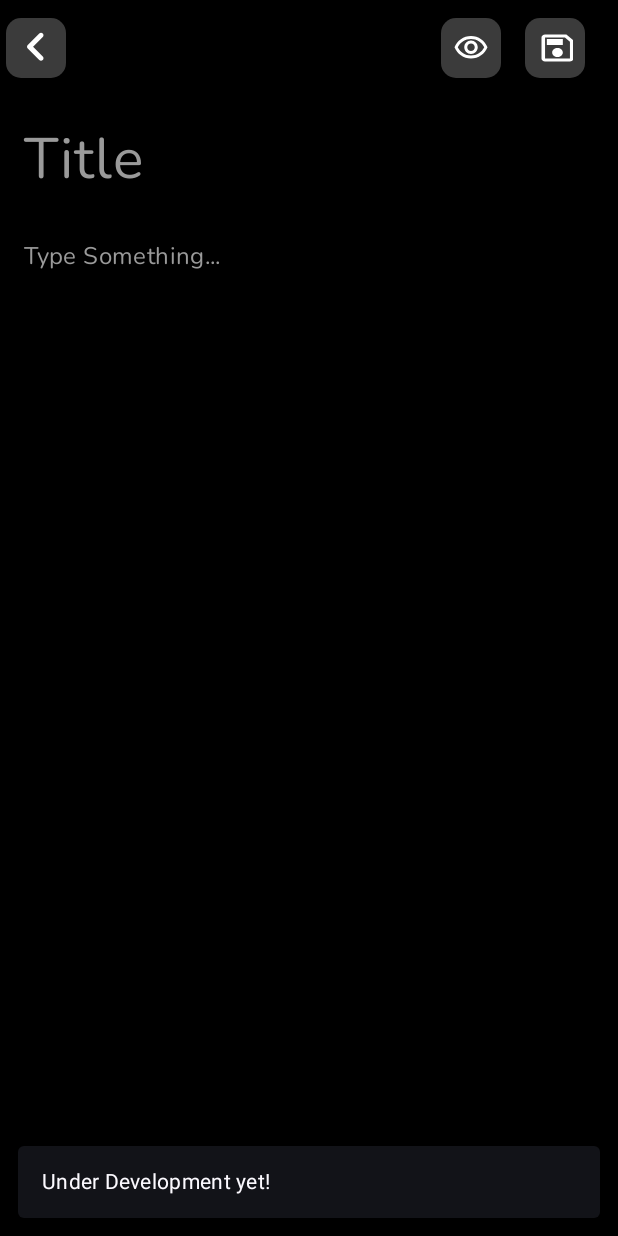
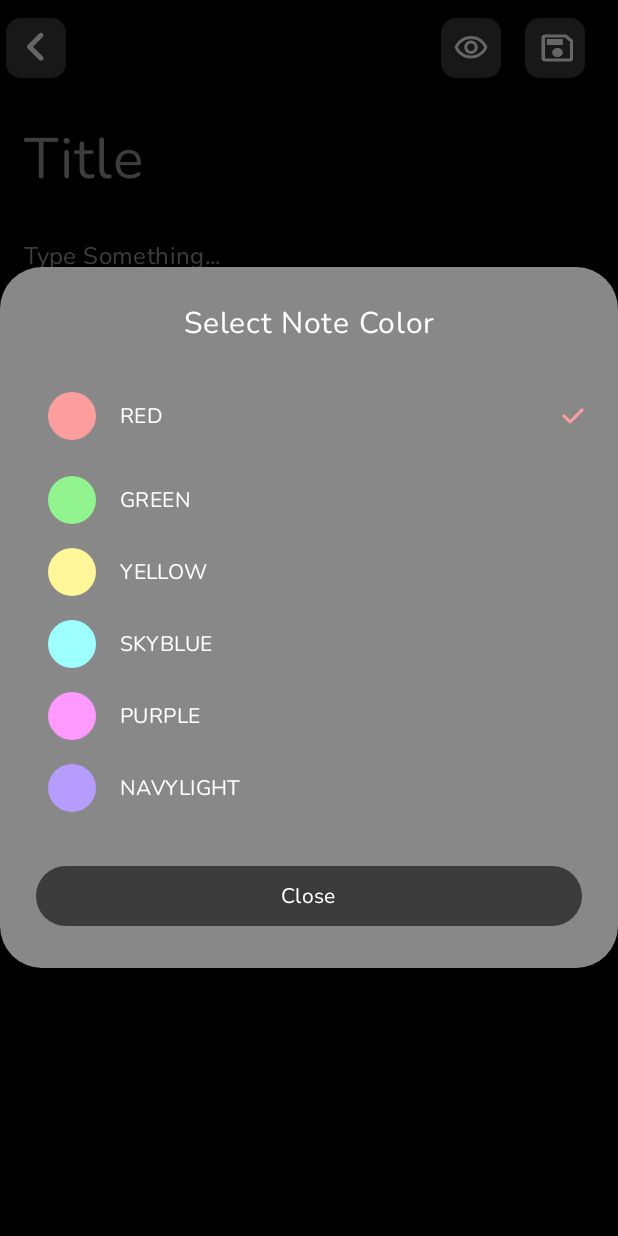
Before and after one commit to aamir046/JetapckCompose-sample-notes-app, an Android app built with Jetpack Compose: the composable AddNoteScreen shown on its own in the app's theme, after a tap on "show hide typing options", on a phone screen of 412 x 824 dp. Run offline under Robolectric (Android 15) with nearby library versions, the phone set to English and light mode, and no system bars; our stand-ins replace Dagger/Hilt's generated code.

Commit message:
color picker option, current date time added for note

```diff
--- a/app/src/main/java/com/example/jetpackcompose/data/model/Note.kt
+++ b/app/src/main/java/com/example/jetpackcompose/data/model/Note.kt
@@ -5,6 +5,6 @@ import com.example.jetpackcompose.utils.NotesColor
 data class Note (
     val title :String = "",
     val description :String = "",
-    val date :String = "1-1-1002",
+    val date :String = "",
     val color:String = NotesColor.RED.name
 )
--- a/app/src/main/java/com/example/jetpackcompose/ui/addnote/AddNoteScreen.kt
+++ b/app/src/main/java/com/example/jetpackcompose/ui/addnote/AddNoteScreen.kt
@@ -21,11 +21,13 @@ import androidx.compose.runtime.remember
 import androidx.compose.ui.Modifier
 import androidx.compose.ui.graphics.Color
 import androidx.compose.ui.graphics.SolidColor
+import androidx.compose.ui.platform.LocalSoftwareKeyboardController
 import androidx.compose.ui.tooling.preview.Preview
 import androidx.compose.ui.unit.dp
 import androidx.compose.ui.unit.sp
 import androidx.hilt.navigation.compose.hiltViewModel
 import androidx.lifecycle.compose.collectAsStateWithLifecycle
+import com.example.jetpackcompose.ui.addnote.components.ColorSelectionDialog
 import com.example.jetpackcompose.ui.theme.textFieldHintsColor
 import com.example.jetpackcompose.utils.AddNoteAppBar
 
@@ -35,15 +37,17 @@ fun AddNoteScreen(
     onback: () -> Unit = {},
     viewmodel: AddNoteViewModel = hiltViewModel(),
     snackbarHostState: SnackbarHostState = remember { SnackbarHostState() },
+
 ){
     val uiState: AddNoteState by viewmodel.uiState.collectAsStateWithLifecycle()
+    val keyboardController = LocalSoftwareKeyboardController.current
 
     Scaffold(
         topBar = {
             AddNoteAppBar(
                 onBack = onback,
-                onSave = {viewmodel.saveNote(uiState.note)},
-                onVisibility = {viewmodel.showSnackBarMessage("Under Development yet!")}
+                onSave = {viewmodel.saveNote(uiState.note);keyboardController?.hide()},
+                onVisibility = {viewmodel.showColorPicker(true)}
             )
         },
         modifier = modifier,
@@ -68,6 +72,16 @@ fun AddNoteScreen(
                 snackbarHostState.showSnackbar(message)
                 viewmodel.snackBarMessageShown()
             }
+        }
+    }
+
+    uiState.showColorPicker.let { isShowPicker ->
+        if (isShowPicker) {
+                ColorSelectionDialog(
+                    onColorSelected = viewmodel::updateNoteColor,
+                    onDismiss = {viewmodel.showColorPicker(false)},
+                    selectedColor = uiState.note.color
+                )
         }
     }
 }
@@ -98,7 +112,7 @@ fun AddNoteScreenContent(
                 cursorColor = Color.White,
                 focusedTextColor = Color.White
             ),
-            textStyle = MaterialTheme.typography.titleLarge.copy(fontSize = 38.sp),
+            textStyle = MaterialTheme.typography.titleLarge.copy(fontSize = 38.sp, color = Color.White),
             modifier = Modifier.fillMaxWidth().padding(all = 0.dp)
         )
 
--- a/app/src/main/java/com/example/jetpackcompose/ui/addnote/AddNoteViewModel.kt
+++ b/app/src/main/java/com/example/jetpackcompose/ui/addnote/AddNoteViewModel.kt
@@ -1,11 +1,13 @@
 package com.example.jetpackcompose.ui.addnote
 
+import androidx.compose.ui.platform.LocalSoftwareKeyboardController
 import androidx.lifecycle.SavedStateHandle
 import androidx.lifecycle.ViewModel
 import androidx.lifecycle.viewModelScope
 import com.example.jetpackcompose.data.model.Note
 import com.example.jetpackcompose.data.repository.addnote.AddNotesIRepoSource
 import com.example.jetpackcompose.data.source.local.entity.NoteEntity
+import com.example.jetpackcompose.utils.Utils
 import dagger.hilt.android.lifecycle.HiltViewModel
 import kotlinx.coroutines.flow.MutableStateFlow
 import kotlinx.coroutines.flow.SharingStarted
@@ -23,7 +25,8 @@ data class AddNoteState(
     val isLoading: Boolean = false,
     val errorMessage: String? = null,
     val showUserMessage: String? = "",
-    val note: Note = Note()
+    val note: Note = Note(),
+    val showColorPicker:Boolean = false
 )
 
 @HiltViewModel
@@ -35,13 +38,15 @@ class AddNoteViewModel @Inject constructor(
     private val _showMessage: MutableStateFlow<String?> = MutableStateFlow("")
     private val _errorMessage: MutableStateFlow<String?> = MutableStateFlow("")
     private val _note: MutableStateFlow< Note?> = MutableStateFlow(Note())
+    private val _showColorPicker: MutableStateFlow<Boolean> = MutableStateFlow(false)
 
     val uiState: StateFlow<AddNoteState> =
-        combine(_note, _showMessage, _errorMessage) { note, showMessage, errorMessage ->
+        combine(_note, _showMessage, _errorMessage,_showColorPicker) { note, showMessage, errorMessage,showColorPicker ->
             AddNoteState(
                 note = note ?: Note(),
                 showUserMessage = showMessage ?: "",
-                errorMessage = errorMessage ?: ""
+                errorMessage = errorMessage ?: "",
+                showColorPicker = showColorPicker
             )
         }.stateIn(viewModelScope, SharingStarted.Eagerly, AddNoteState())
 
@@ -52,7 +57,7 @@ class AddNoteViewModel @Inject constructor(
                     title = note.title,
                     description = note.description,
                     color = note.color,
-                    date = note.date
+                    date = Utils.getCurrentDateTime()
                 )
             )
             showSnackBarMessage("Note Saved Successfully!")
@@ -78,4 +83,14 @@ class AddNoteViewModel @Inject constructor(
     fun showSnackBarMessage(message: String) {
         _showMessage.value = message
     }
+
+    fun showColorPicker(isShowPicker:Boolean){
+        _showColorPicker.value = isShowPicker
+    }
+
+    fun updateNoteColor(color:String){
+        _note.update {
+            it?.copy(color = color)
+        }
+    }
 }
--- /dev/null
+++ b/app/src/main/java/com/example/jetpackcompose/ui/addnote/components/Dailogs.kt
@@ -0,0 +1,111 @@
+package com.example.jetpackcompose.ui.addnote.components
+
+import androidx.compose.foundation.background
+import androidx.compose.foundation.clickable
+import androidx.compose.foundation.layout.Box
+import androidx.compose.foundation.layout.Column
+import androidx.compose.foundation.layout.Row
+import androidx.compose.foundation.layout.fillMaxWidth
+import androidx.compose.foundation.layout.padding
+import androidx.compose.foundation.layout.size
+import androidx.compose.foundation.shape.CircleShape
+import androidx.compose.material3.AlertDialog
+import androidx.compose.material3.Button
+import androidx.compose.material3.ButtonDefaults
+import androidx.compose.material3.Checkbox
+import androidx.compose.material3.CheckboxDefaults
+import androidx.compose.material3.MaterialTheme
+import androidx.compose.material3.Text
+import androidx.compose.runtime.Composable
+import androidx.compose.runtime.mutableStateOf
+import androidx.compose.runtime.remember
+import androidx.compose.ui.Alignment
+import androidx.compose.ui.Modifier
+import androidx.compose.ui.graphics.Color
+import androidx.compose.ui.text.style.TextAlign
+import androidx.compose.ui.tooling.preview.Preview
+import androidx.compose.ui.unit.dp
+import com.example.jetpackcompose.ui.theme.btnColors
+import com.example.jetpackcompose.utils.NotesColor
+import com.example.jetpackcompose.utils.Utils
+
+@Composable
+fun ColorSelectionDialog(
+    onColorSelected: (String) -> Unit,
+    onDismiss: () -> Unit,
+    selectedColor:String = "RED"
+) {
+    // List of color options
+    val colors = listOf(
+        NotesColor.RED, NotesColor.GREEN, NotesColor.YELLOW,
+        NotesColor.SKYBLUE, NotesColor.PURPLE, NotesColor.NAVYLIGHT
+    )
+
+    val clickedColor  = remember { mutableStateOf(selectedColor) }
+    AlertDialog(
+        onDismissRequest = {  }, //empty, no need to cancel on tap outside the alert
+        containerColor = Color.Gray,
+        title = {
+            Text(modifier = Modifier.fillMaxWidth(),
+            text = "Select Note Color",
+            style = MaterialTheme.typography.titleMedium,
+            color = Color.White,
+            textAlign = TextAlign.Center,) },
+        text = {
+            Column(modifier = Modifier.fillMaxWidth()) {
+                colors.forEach { color ->
+                    Row(
+                        modifier = Modifier
+                            .fillMaxWidth()
+                            .clickable {
+                                onColorSelected(color.name)
+                                clickedColor.value = color.name
+                            }
+                            .padding(8.dp),
+                        verticalAlignment = Alignment.CenterVertically
+                    ) {
+                        Box(
+                            modifier = Modifier
+                                .size(32.dp)
+                                .background(color = Utils.getColor(color.name), shape = CircleShape)
+                        )
+
+                        Text(
+                            modifier = Modifier.fillMaxWidth().padding(horizontal = 16.dp),
+                            text = color.name,
+                            style = MaterialTheme.typography.labelMedium,
+                            color = Color.White)
+
+                        if(clickedColor.value == color.name){
+                            Checkbox(
+                                checked = true,
+                                onCheckedChange = {},
+                                enabled = false,
+                                colors = CheckboxDefaults.colors(disabledCheckedColor = Color.Transparent, checkmarkColor = Utils.getColor(color.name))
+                            )
+                        }
+
+                    }
+                }
+            }
+        },
+        confirmButton = {
+            Button(
+                modifier = Modifier.fillMaxWidth(),
+                onClick = onDismiss,
+                colors = ButtonDefaults.buttonColors(containerColor = btnColors)
+            ) {
+                Text("Close", style = MaterialTheme.typography.labelMedium,color = Color.White)
+            }
+        }
+    )
+}
+
+@Preview
+@Composable
+fun PreviewColorSelectionDialog() {
+    ColorSelectionDialog(
+        onColorSelected = {},
+        onDismiss = {}
+    )
+}
--- a/app/src/main/java/com/example/jetpackcompose/utils/Utils.kt
+++ b/app/src/main/java/com/example/jetpackcompose/utils/Utils.kt
@@ -7,6 +7,9 @@ import com.example.jetpackcompose.ui.theme.noteCardColorNavyLight
 import com.example.jetpackcompose.ui.theme.noteCardColorPurple
 import com.example.jetpackcompose.ui.theme.noteCardColorSkyBlue
 import com.example.jetpackcompose.ui.theme.noteCardColorYellow
+import java.text.SimpleDateFormat
+import java.util.Date
+import java.util.Locale
 
 object Utils {
 
@@ -21,4 +24,10 @@ object Utils {
             else -> noteCardColorLightRed
         }
     }
+
+    fun getCurrentDateTime():String{
+        val currentDateTime = Date()
+        val formatter = SimpleDateFormat("MM-dd-yyyy : HH:mm", Locale.getDefault())
+        return formatter.format(currentDateTime)
+    }
 }
```
